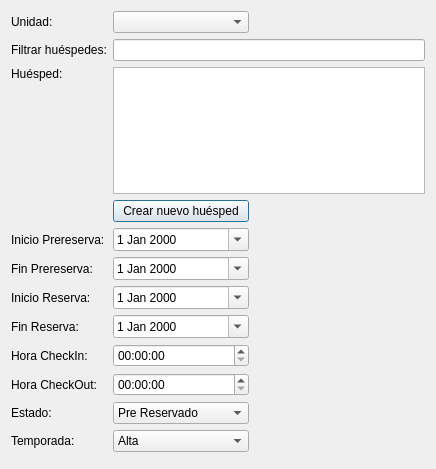
Qt form src/ui/reserva.ui (leosmolas/conotels) before a commit.
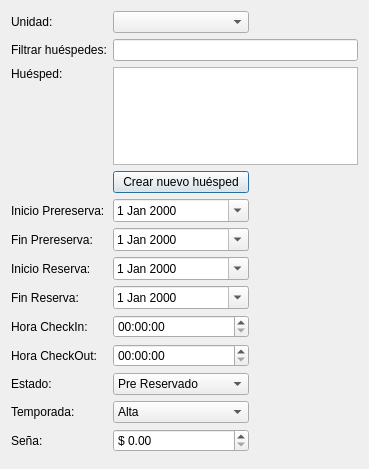
The same form after that commit.

Commit message: implementé el tema de que la reserva tiene una seña. Testeen por favor porque toque muchas cosas

```diff
--- a/src/ui/reserva.ui
+++ b/src/ui/reserva.ui
@@ -6,7 +6,7 @@
    <rect>
     <x>0</x>
     <y>0</y>
-    <width>436</width>
+    <width>369</width>
     <height>469</height>
    </rect>
   </property>
@@ -222,6 +222,23 @@
        </property>
       </spacer>
      </item>
+     <item row="14" column="0">
+      <widget class="QLabel" name="label_12">
+       <property name="text">
+        <string>Seña:</string>
+       </property>
+      </widget>
+     </item>
+     <item row="14" column="1">
+      <widget class="QDoubleSpinBox" name="seniaSpin">
+       <property name="prefix">
+        <string>$ </string>
+       </property>
+       <property name="maximum">
+        <double>9999.989999999999782</double>
+       </property>
+      </widget>
+     </item>
     </layout>
    </item>
   </layout>
```
The commit also changes 5 other files.
